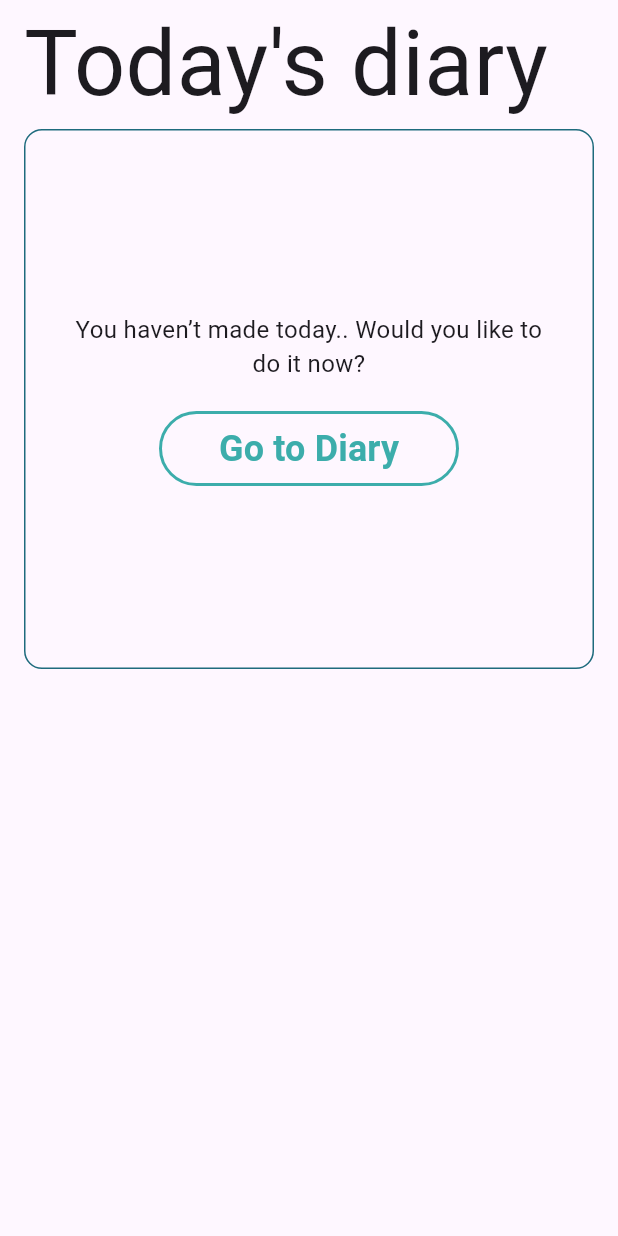
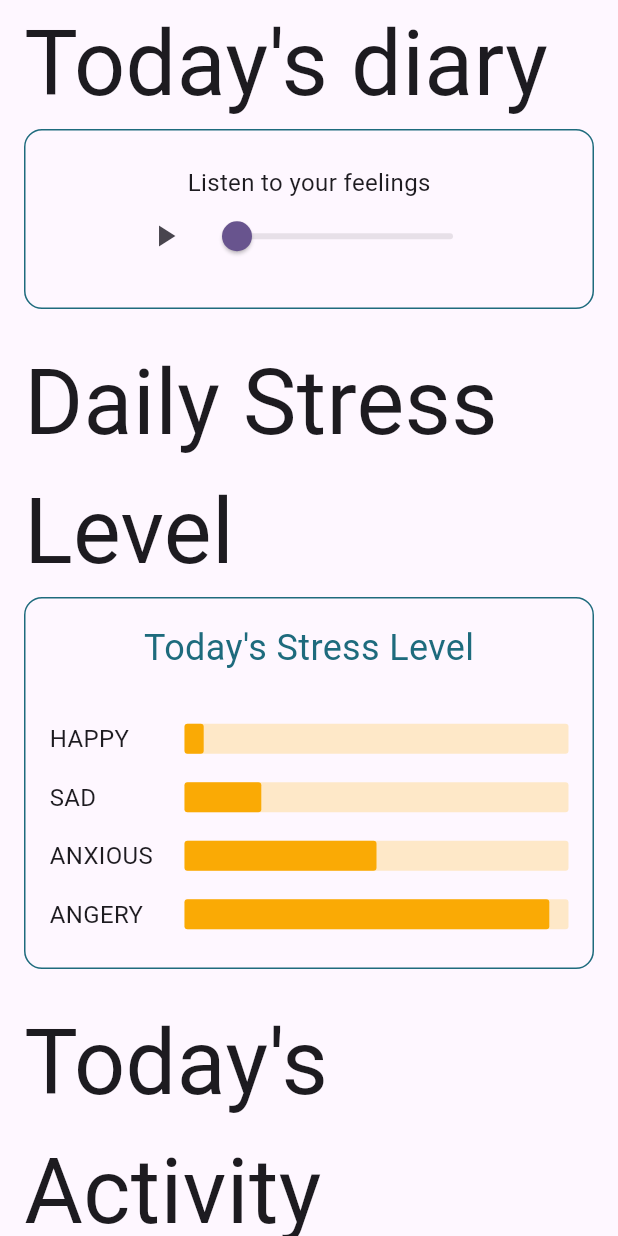
Before and after one commit to Solution-Challenge-stress-solution/FrontEnd, a Flutter app: the HomePage screen opened directly with empty values, on a phone screen of 412 x 824 dp. Run offline on Flutter 3.47's test engine with Material 3 defaults, Android fonts, the phone set to English and light mode, and no system bars; our stand-ins replace audioplayers, flutter_local_notifications, google_sign_in, shared_preferences, table_calendar, timezone and 1 more; missing offline and left inert: kakao_flutter_sdk_user, record; accounts and stored records are empty; network calls fail; Roboto replaces fonts that are missing (Dongle, NanumGothic).

Commit message:
feat: delete emoji from AudioPlayer

```diff
--- a/lib/pages/home_page.dart
+++ b/lib/pages/home_page.dart
@@ -18,7 +18,8 @@ class HomePage extends StatefulWidget {
 }
 
 class _HomePageState extends State<HomePage> {
-  bool isRecorded = false;
+  bool isRecorded = true; //false;
+  String _filePath = '';
   Activity? myActivity;
 
   Future<void> fetchDiary() async {
@@ -91,10 +92,10 @@ class _HomePageState extends State<HomePage> {
                       mainAxisAlignment: MainAxisAlignment.center,
                       crossAxisAlignment: CrossAxisAlignment.start,
                       children: <Widget>[
-                          const SizedBox(
+                          SizedBox(
                               width: 400,
-                              height: 180,
-                              child: AudioPlayerWidget()),
+                              height: 120,
+                              child: AudioPlayerWidget(filePath: _filePath)),
                           const SizedBox(height: 20),
                           const Text('Daily Stress Level',
                               style: TextStyle(
--- a/lib/widgets/audioplayer_widget.dart
+++ b/lib/widgets/audioplayer_widget.dart
@@ -2,7 +2,9 @@ import 'package:flutter/material.dart';
 import 'package:audioplayers/audioplayers.dart';
 
 class AudioPlayerWidget extends StatefulWidget {
-  const AudioPlayerWidget({super.key});
+  const AudioPlayerWidget({super.key, required this.filePath});
+
+  final String filePath;
 
   @override
   State<AudioPlayerWidget> createState() => _AudioPlayerWidgetState();
@@ -32,7 +34,8 @@ class _AudioPlayerWidgetState extends State<AudioPlayerWidget> {
 
   void _playAudio() async {
     await _audioPlayer.play(UrlSource(
-        'https://codeskulptor-demos.commondatastorage.googleapis.com/GalaxyInvaders/theme_01.mp3'));
+        //'https://codeskulptor-demos.commondatastorage.googleapis.com/GalaxyInvaders/theme_01.mp3'));
+        widget.filePath));
   }
 
   void _pauseAudio() async {
@@ -44,25 +47,11 @@ class _AudioPlayerWidgetState extends State<AudioPlayerWidget> {
     return Container(
       padding: const EdgeInsets.symmetric(horizontal: 16),
       decoration: BoxDecoration(
-        border: Border.all(color: Color.fromARGB(255, 30, 107, 125)),
-        borderRadius: BorderRadius.circular(25.0),
+        border: Border.all(color: const Color.fromARGB(255, 30, 107, 125)),
+        borderRadius: BorderRadius.circular(12),
       ),
       child: Column(
-        crossAxisAlignment: CrossAxisAlignment.center,
-        children: <Widget>[
-          const Align(
-            alignment: Alignment.centerRight,
-            child: Text(
-              '😍',
-              style: TextStyle(
-                fontSize: 40,
-              ),
-            ),
-          ),
-          Container(
-              height: 100,
-              width: 240,
-              child: Column(
+        mainAxisSize: MainAxisSize.min,
         mainAxisAlignment: MainAxisAlignment.center,
         crossAxisAlignment: CrossAxisAlignment.center,
         children: <Widget>[
@@ -73,11 +62,12 @@ class _AudioPlayerWidgetState extends State<AudioPlayerWidget> {
             ),
           ),
           Row(
+            mainAxisSize: MainAxisSize.min,
             children: <Widget>[
               IconButton(
                 icon: isPlaying
-                            ? Icon(Icons.stop_sharp)
-                            : Icon(Icons.play_arrow),
+                    ? const Icon(Icons.stop_sharp)
+                    : const Icon(Icons.play_arrow),
                 onPressed: () {
                   if (isPlaying) {
                     _pauseAudio();
@@ -101,8 +91,6 @@ class _AudioPlayerWidgetState extends State<AudioPlayerWidget> {
             ],
           ),
         ],
-              ))
-        ],
       ),
     );
   }
```
Lines whose indentation alone changed are shown as unchanged.
